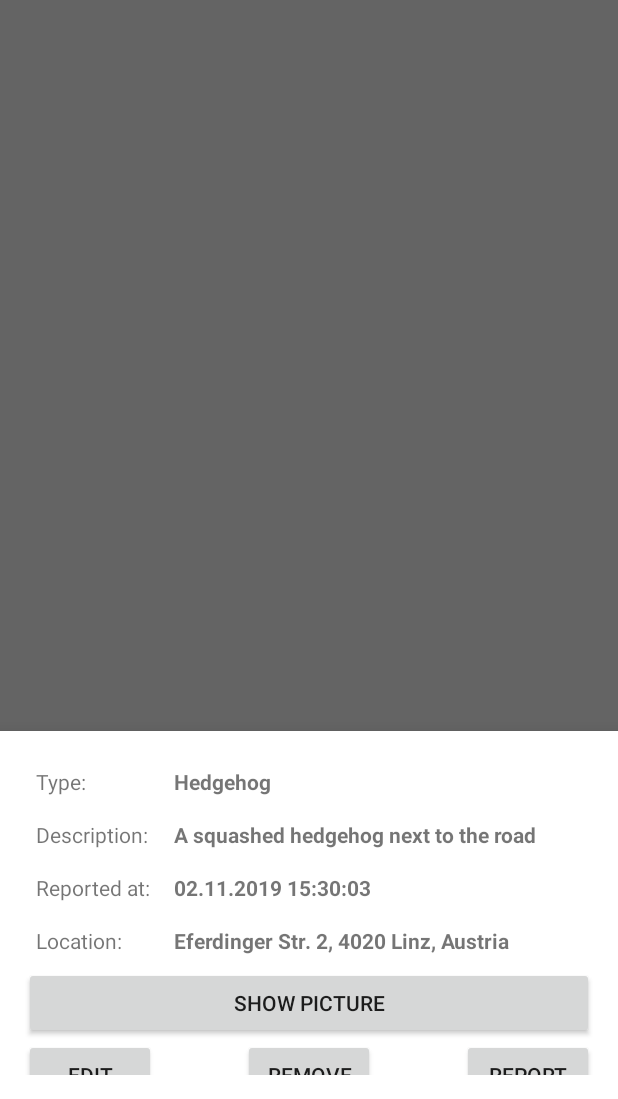
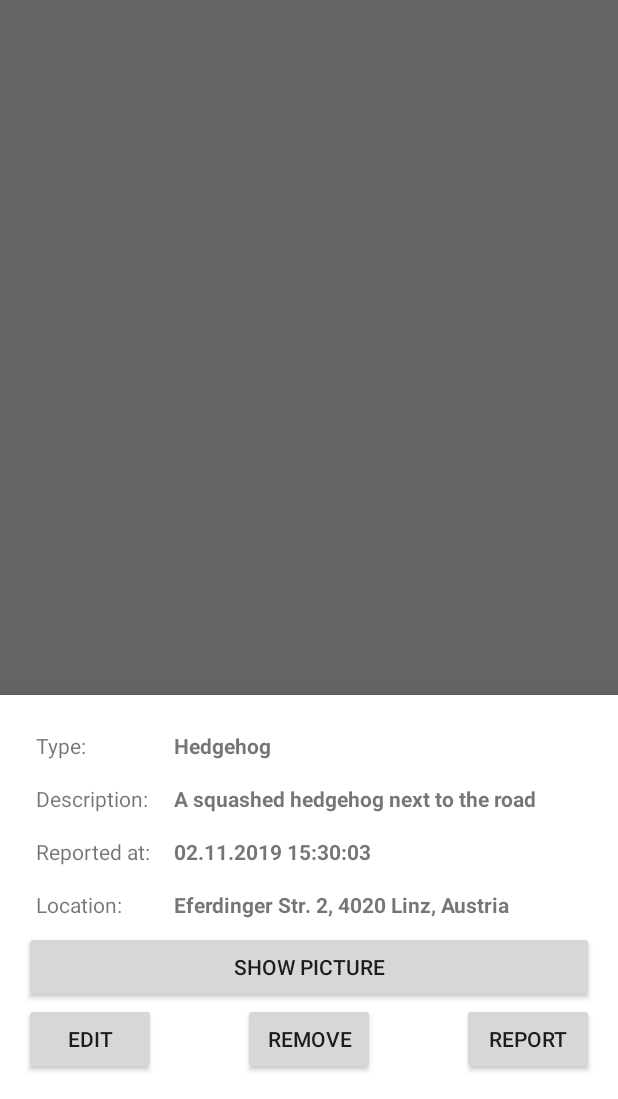
Before and after one commit to matwoess/carcass, an Android app: the fragment BottomSheetInfo placed in its activity, on a phone screen of 412 x 824 dp, the part 137-1236 px from its top. Run offline under Robolectric (Android 15) with nearby library versions, the phone set to English and light mode, and no system bars; 4 statements that could not run were skipped.

Commit message:
refactored bottom sheet layout with view-groups

```diff
--- a/app/src/main/res/layout/sheet_info.xml
+++ b/app/src/main/res/layout/sheet_info.xml
@@ -1,7 +1,6 @@
 <?xml version="1.0" encoding="utf-8"?>
 <androidx.constraintlayout.widget.ConstraintLayout xmlns:android="http://schemas.android.com/apk/res/android"
     xmlns:app="http://schemas.android.com/apk/res-auto"
-    xmlns:tools="http://schemas.android.com/tools"
     android:id="@+id/sheet_info"
     android:layout_width="match_parent"
     android:layout_height="wrap_content"
@@ -9,15 +8,54 @@
     android:padding="16dp"
     app:layout_behavior="android.support.design.widget.BottomSheetBehavior">
 
+    <RelativeLayout
+        android:id="@+id/grp_lbl"
+        android:layout_width="wrap_content"
+        android:layout_height="wrap_content"
+        app:layout_constraintBottom_toTopOf="@id/grp_btn"
+        app:layout_constraintStart_toStartOf="parent"
+        app:layout_constraintTop_toTopOf="parent">
+
         <TextView
             android:id="@+id/lbl_type"
             android:layout_width="wrap_content"
             android:layout_height="wrap_content"
             android:padding="8dp"
             android:text="Type:"
-        android:textAlignment="textStart"
-        app:layout_constraintStart_toStartOf="parent"
-        app:layout_constraintTop_toTopOf="parent" />
+            android:textAlignment="textStart" />
+
+        <TextView
+            android:id="@+id/lbl_description"
+            android:layout_width="wrap_content"
+            android:layout_height="wrap_content"
+            android:layout_below="@id/lbl_type"
+            android:padding="8dp"
+            android:text="Description:" />
+
+        <TextView
+            android:id="@+id/lbl_reported"
+            android:layout_width="wrap_content"
+            android:layout_height="wrap_content"
+            android:layout_below="@id/lbl_description"
+            android:padding="8dp"
+            android:text="Reported at:" />
+
+        <TextView
+            android:id="@+id/lbl_location"
+            android:layout_width="wrap_content"
+            android:layout_height="wrap_content"
+            android:layout_below="@id/lbl_reported"
+            android:padding="8dp"
+            android:text="Location:" />
+    </RelativeLayout>
+
+    <RelativeLayout
+        android:id="@+id/grp_txt"
+        android:layout_width="wrap_content"
+        android:layout_height="match_parent"
+        app:layout_constraintBottom_toTopOf="@id/grp_btn"
+        app:layout_constraintStart_toEndOf="@id/grp_lbl"
+        app:layout_constraintTop_toTopOf="parent">
 
         <TextView
             android:id="@+id/txt_type"
@@ -26,110 +64,77 @@
             android:padding="8dp"
             android:text="Hedgehog"
             android:textAlignment="textStart"
-        android:textStyle="bold"
-        app:layout_constraintBottom_toBottomOf="@+id/lbl_type"
-        app:layout_constraintStart_toEndOf="@+id/lbl_reported" />
-
-    <TextView
-        android:id="@+id/lbl_description"
-        android:layout_width="wrap_content"
-        android:layout_height="wrap_content"
-        android:padding="8dp"
-        android:text="Description:"
-        app:layout_constraintStart_toStartOf="parent"
-        app:layout_constraintTop_toBottomOf="@+id/lbl_type" />
-
+            android:textStyle="bold" />
 
         <TextView
             android:id="@+id/txt_description"
             android:layout_width="wrap_content"
             android:layout_height="wrap_content"
+            android:layout_below="@id/txt_type"
             android:padding="8dp"
             android:text="A squashed hedgehog next to the road"
             android:textAlignment="textStart"
-        android:textStyle="bold"
-        app:layout_constraintBottom_toBottomOf="@+id/lbl_description"
-        app:layout_constraintStart_toEndOf="@+id/lbl_reported" />
-
-    <TextView
-        android:id="@+id/lbl_reported"
-        android:layout_width="wrap_content"
-        android:layout_height="wrap_content"
-        android:padding="8dp"
-        android:text="Reported at:"
-        app:layout_constraintStart_toStartOf="parent"
-        app:layout_constraintTop_toBottomOf="@id/lbl_description" />
-
+            android:textStyle="bold" />
 
         <TextView
             android:id="@+id/txt_reported"
             android:layout_width="wrap_content"
             android:layout_height="wrap_content"
+            android:layout_below="@id/txt_description"
             android:padding="8dp"
             android:text="02.11.2019 15:30:03"
             android:textAlignment="textStart"
-        android:textStyle="bold"
-        app:layout_constraintBottom_toBottomOf="@+id/lbl_reported"
-        app:layout_constraintStart_toEndOf="@id/lbl_reported" />
-
-    <TextView
-        android:id="@+id/lbl_location"
-        android:layout_width="wrap_content"
-        android:layout_height="wrap_content"
-        android:padding="8dp"
-        android:text="Location:"
-        app:layout_constraintBottom_toTopOf="@id/btn_show_picture"
-        app:layout_constraintStart_toStartOf="parent"
-        app:layout_constraintTop_toBottomOf="@id/lbl_reported" />
-
+            android:textStyle="bold" />
 
         <TextView
             android:id="@+id/txt_location"
             android:layout_width="wrap_content"
             android:layout_height="wrap_content"
+            android:layout_below="@id/txt_reported"
             android:padding="8dp"
             android:text="Eferdinger Str. 2, 4020 Linz, Austria"
             android:textAlignment="textStart"
-        android:textStyle="bold"
-        app:layout_constraintBottom_toBottomOf="@id/lbl_location"
-        app:layout_constraintStart_toEndOf="@+id/lbl_reported" />
+            android:textStyle="bold" />
+    </RelativeLayout>
+
+    <RelativeLayout
+        android:id="@+id/grp_btn"
+        android:layout_width="match_parent"
+        android:layout_height="wrap_content"
+        app:layout_constraintBottom_toBottomOf="parent"
+        app:layout_constraintEnd_toEndOf="parent"
+        app:layout_constraintStart_toStartOf="parent"
+        app:layout_constraintTop_toBottomOf="@id/grp_lbl">
 
         <Button
             android:id="@+id/btn_show_picture"
             android:layout_width="match_parent"
             android:layout_height="wrap_content"
-        android:text="Show picture"
-        app:layout_constraintBottom_toTopOf="@+id/btn_remove"
-        app:layout_constraintStart_toStartOf="parent"
-        app:layout_constraintTop_toBottomOf="@id/lbl_location" />
+            android:text="Show picture" />
 
         <Button
             android:id="@+id/btn_edit"
             android:layout_width="wrap_content"
             android:layout_height="wrap_content"
-        android:text="Edit"
-        app:layout_constraintBottom_toBottomOf="parent"
-        app:layout_constraintStart_toStartOf="parent"
-        app:layout_constraintTop_toBottomOf="parent" />
+            android:layout_below="@id/btn_show_picture"
+            android:text="Edit" />
 
         <Button
             android:id="@+id/btn_remove"
             android:layout_width="wrap_content"
             android:layout_height="wrap_content"
-        android:text="Remove"
-        app:layout_constraintBottom_toBottomOf="parent"
-        app:layout_constraintEnd_toEndOf="parent"
-        app:layout_constraintStart_toStartOf="parent"
-        app:layout_constraintTop_toBottomOf="parent" />
-
+            android:layout_below="@id/btn_show_picture"
+            android:layout_centerHorizontal="true"
+            android:text="Remove" />
 
         <Button
             android:id="@+id/btn_report"
             android:layout_width="wrap_content"
             android:layout_height="wrap_content"
-        android:text="Report"
-        app:layout_constraintBottom_toBottomOf="parent"
-        app:layout_constraintEnd_toEndOf="parent"
-        app:layout_constraintTop_toBottomOf="parent" />
+            android:layout_below="@id/btn_show_picture"
+            android:layout_alignParentEnd="true"
+            android:text="Report" />
+    </RelativeLayout>
+
 
 </androidx.constraintlayout.widget.ConstraintLayout>
```
Lines whose indentation alone changed are shown as unchanged.
